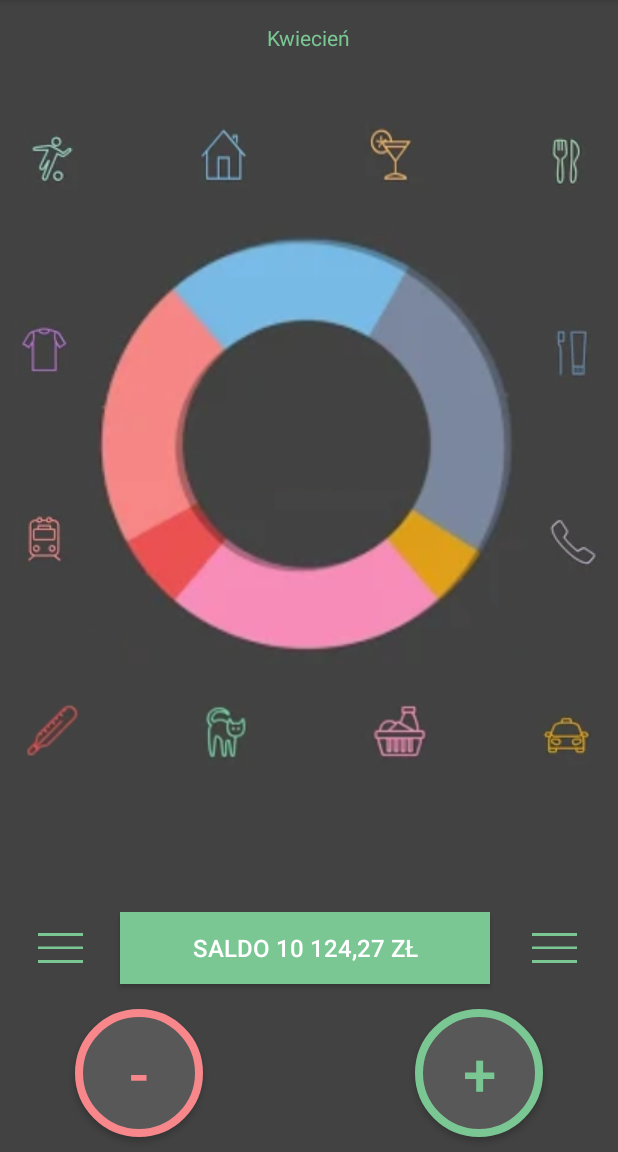
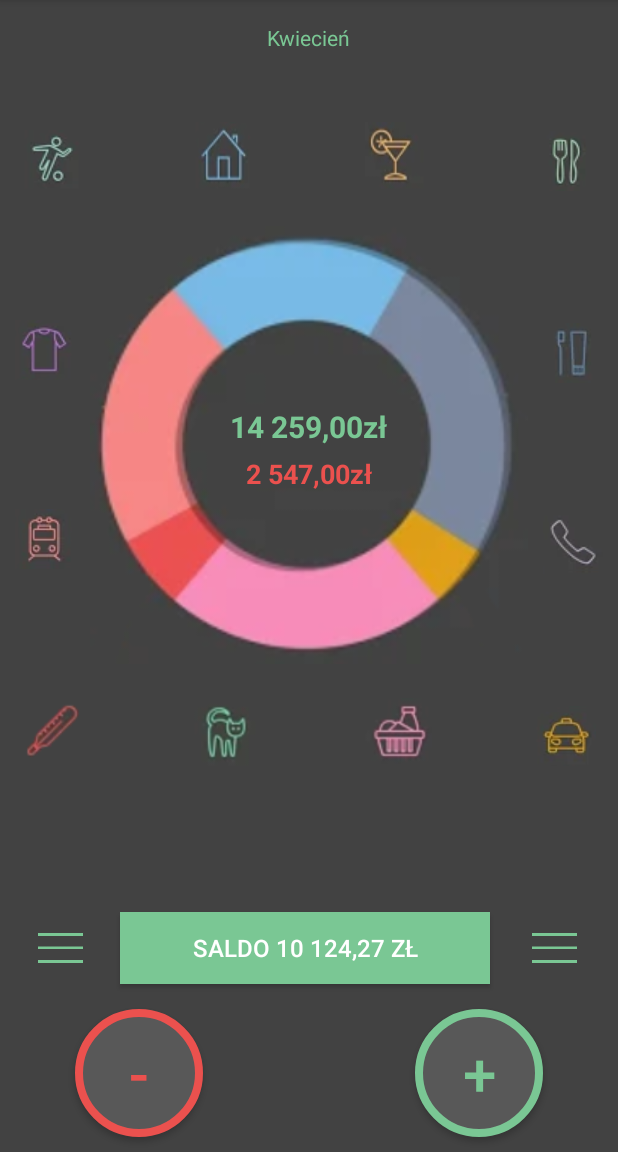
Before and after one commit to jaroslawlesniak/budzet-domowy, an Android app: the screen it shows after launch (homepage), on a phone screen of 412 x 824 dp, the part 84-1236 px from its top. Run offline under Robolectric (Android 15) with nearby library versions, the phone set to English and light mode, and no system bars.

Commit message:
Added income and expense text fields

```diff
--- a/app/src/main/res/layout/activity_homepage.xml
+++ b/app/src/main/res/layout/activity_homepage.xml
@@ -155,6 +155,34 @@
             app:layout_constraintStart_toStartOf="parent"
             app:layout_constraintTop_toBottomOf="@+id/imageButton13"
             app:srcCompat="@drawable/chart" />
+
+        <TextView
+            android:id="@+id/textView2"
+            android:layout_width="wrap_content"
+            android:layout_height="wrap_content"
+            android:layout_marginBottom="30dp"
+            android:text="14 259,00zł"
+            android:textColor="@color/incomeColor"
+            android:textSize="20dp"
+            android:textStyle="bold"
+            app:layout_constraintBottom_toBottomOf="parent"
+            app:layout_constraintEnd_toEndOf="parent"
+            app:layout_constraintHorizontal_bias="0.498"
+            app:layout_constraintStart_toStartOf="parent"
+            app:layout_constraintTop_toTopOf="parent" />
+
+        <TextView
+            android:id="@+id/textView3"
+            android:layout_width="wrap_content"
+            android:layout_height="wrap_content"
+            android:layout_marginTop="5dp"
+            android:text="2 547,00zł"
+            android:textColor="@color/expenseColor"
+            android:textSize="18dp"
+            android:textStyle="bold"
+            app:layout_constraintEnd_toEndOf="parent"
+            app:layout_constraintStart_toStartOf="parent"
+            app:layout_constraintTop_toBottomOf="@+id/textView2" />
     </androidx.constraintlayout.widget.ConstraintLayout>
 
     <androidx.constraintlayout.widget.ConstraintLayout
--- a/app/src/main/res/values/colors.xml
+++ b/app/src/main/res/values/colors.xml
@@ -6,5 +6,5 @@
     <color name="backgroundColor">#424242</color>
     <color name="primaryColor">#7ac794</color>
     <color name="incomeColor">#7ac794</color>
-    <color name="expenseColor">#f7878b</color>
+    <color name="expenseColor">#eb514e</color>
 </resources>
```
